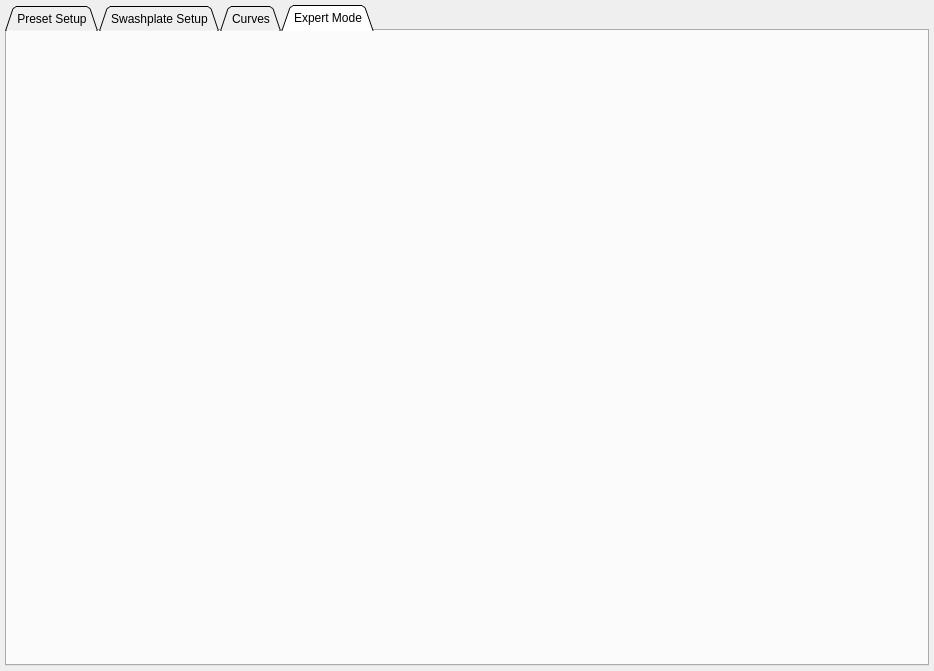
vooon/OpenPilot, file ground/openpilotgcs/src/plugins/config/fblheli.ui: the form before one commit.
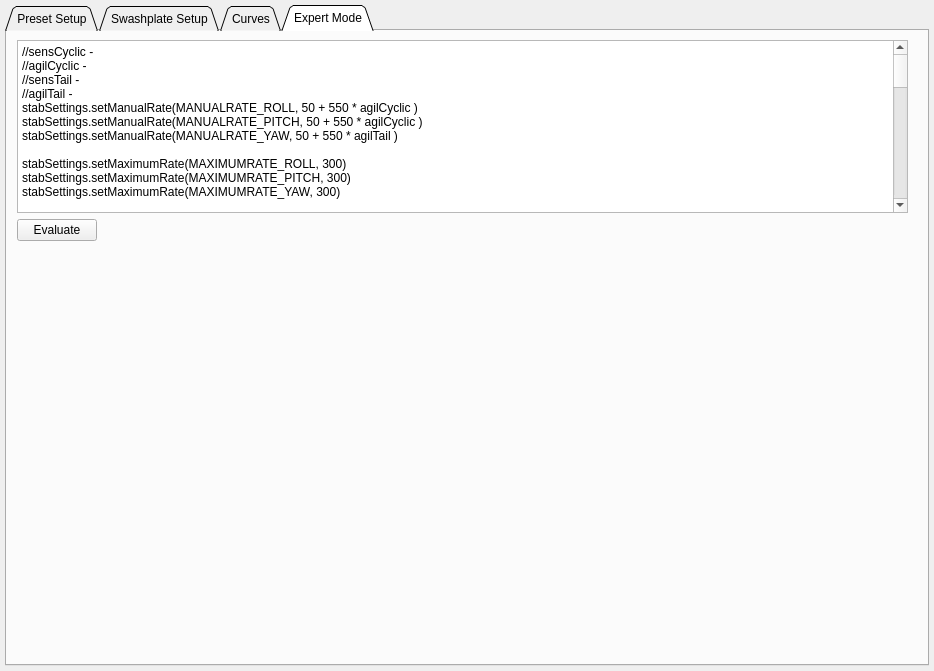
The form after the commit. The open tabs and pages were chosen to show the change. Custom widgets are drawn as their Qt base class.

Commit message: Integrated QML script engine that is used to translate agility and sensitivity sliders to Stabilization constants

```diff
--- a/ground/openpilotgcs/src/plugins/config/fblheli.ui
+++ b/ground/openpilotgcs/src/plugins/config/fblheli.ui
@@ -1388,6 +1388,93 @@
           <attribute name="title">
            <string>Expert Mode</string>
           </attribute>
+          <widget class="QWidget" name="gridLayoutWidget_2">
+           <property name="geometry">
+            <rect>
+             <x>10</x>
+             <y>9</y>
+             <width>891</width>
+             <height>201</height>
+            </rect>
+           </property>
+           <layout class="QGridLayout" name="gridLayout_7">
+            <item row="1" column="0">
+             <widget class="QPushButton" name="btnEvaluateScript">
+              <property name="text">
+               <string>Evaluate</string>
+              </property>
+             </widget>
+            </item>
+            <item row="1" column="1">
+             <spacer name="horizontalSpacer_2">
+              <property name="orientation">
+               <enum>Qt::Horizontal</enum>
+              </property>
+              <property name="sizeHint" stdset="0">
+               <size>
+                <width>40</width>
+                <height>20</height>
+               </size>
+              </property>
+             </spacer>
+            </item>
+            <item row="0" column="0" colspan="2">
+             <widget class="QPlainTextEdit" name="scrptCyclic">
+              <property name="plainText">
+               <string>//sensCyclic - 
+//agilCyclic -
+//sensTail -
+//agilTail - 
+stabSettings.setManualRate(MANUALRATE_ROLL, 50 + 550 * agilCyclic )
+stabSettings.setManualRate(MANUALRATE_PITCH, 50 + 550 * agilCyclic )
+stabSettings.setManualRate(MANUALRATE_YAW, 50 + 550 * agilTail )
+
+stabSettings.setMaximumRate(MAXIMUMRATE_ROLL, 300)
+stabSettings.setMaximumRate(MAXIMUMRATE_PITCH, 300)
+stabSettings.setMaximumRate(MAXIMUMRATE_YAW, 300)
+
+stabSettings.setRollRatePID(ROLLRATEPID_KP, 0.0005 + 0.0055 * sensCyclic)
+stabSettings.setRollRatePID(ROLLRATEPID_KI, stabSettings.getRollRatePID(ROLLRATEPID_KP))
+stabSettings.setRollRatePID(ROLLRATEPID_KD, 0)
+stabSettings.setRollRatePID(ROLLRATEPID_ILIMIT, stabSettings.getRollRatePID(ROLLRATEPID_KI) * 100)
+
+stabSettings.setPitchRatePID(PITCHRATEPID_KP, stabSettings.getRollRatePID(ROLLRATEPID_KP))
+stabSettings.setPitchRatePID(PITCHRATEPID_KI, stabSettings.getRollRatePID(ROLLRATEPID_KP))
+stabSettings.setPitchRatePID(PITCHRATEPID_KD, 0.0)
+stabSettings.setPitchRatePID(PITCHRATEPID_ILIMIT,stabSettings.getRollRatePID(ROLLRATEPID_ILIMIT))
+
+stabSettings.setYawRatePID(YAWRATEPID_KP,0.0005 + 0.0055 * sensTail )
+stabSettings.setYawRatePID(YAWRATEPID_KI,0.0005 + 0.0055 * sensTail )
+stabSettings.setYawRatePID(YAWRATEPID_KD,0)
+stabSettings.setYawRatePID(YAWRATEPID_ILIMIT,stabSettings.getYawRatePID(YAWRATEPID_KI) * 100)
+
+stabSettings.setRollPI(ROLLPI_KP, stabSettings.getRollRatePID(ROLLRATEPID_KP) * 1000)
+stabSettings.setRollPI(ROLLPI_KI, stabSettings.getRollPI(ROLLPI_KP))
+stabSettings.setRollPI(ROLLPI_ILIMIT, stabSettings.getRollPI(ROLLPI_KP) * 25)
+
+stabSettings.setPitchPI(PITCHPI_KP, stabSettings.getRollPI(ROLLPI_KP))
+stabSettings.setPitchPI(PITCHPI_KI, stabSettings.getRollPI(ROLLPI_KI))
+stabSettings.setPitchPI(PITCHPI_ILIMIT, stabSettings.getPitchPI(PITCHPI_KI) * 25)
+
+stabSettings.setYawPI(YAWPI_KP, 2)
+stabSettings.setYawPI(YAWPI_KI, 0)
+stabSettings.setYawPI(YAWPI_ILIMIT, 50)
+
+stabSettings.setGyroTau(0.005)
+stabSettings.setWeakLevelingKp(0.1)
+stabSettings.setRollMax(55)
+stabSettings.setPitchMax(55)
+stabSettings.setYawMax(35)
+stabSettings.setMaxAxisLock(15)
+stabSettings.setMaxAxisLockRate(2)
+stabSettings.setMaxWeakLevelingRate(5)
+stabSettings.setLowThrottleZeroIntegral(1)
+</string>
+              </property>
+             </widget>
+            </item>
+           </layout>
+          </widget>
          </widget>
         </widget>
        </item>
```
Left out of the diff: 48 changed lines with no effect on the pictures. The commit also changes 3 other files.
